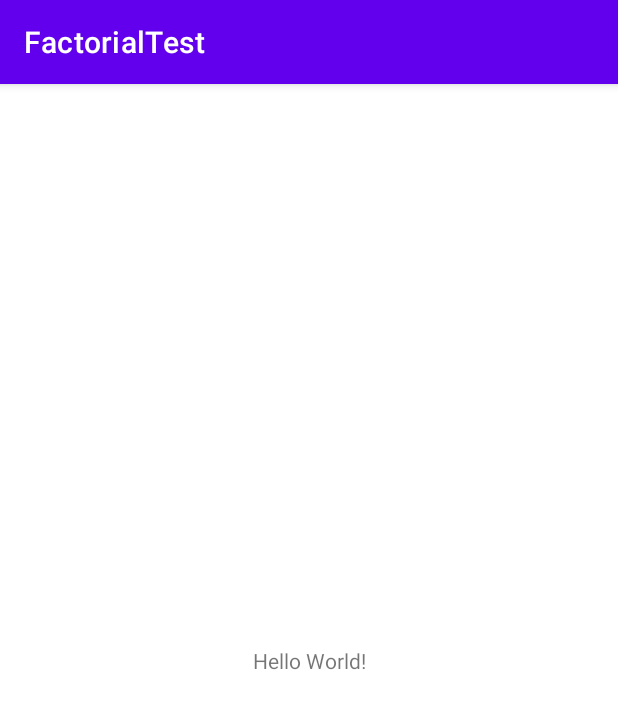
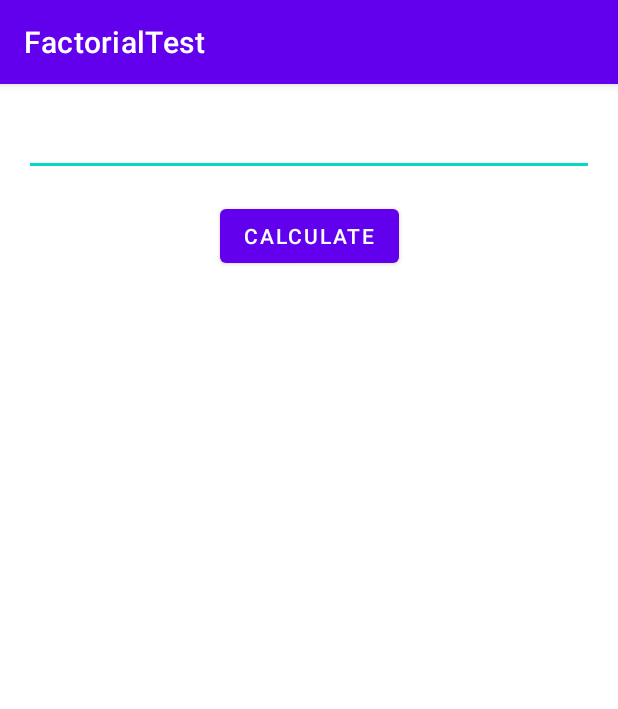
Before and after one commit to Barbusya/FactorialTest, an Android app: the screen it shows after launch (MainActivity), on a phone screen of 412 x 824 dp. Shown: the top 709 px of the screen. Run offline under Robolectric (Android 15) with nearby library versions, the phone set to English and light mode, and no system bars.

Commit message:
Initial commit

```diff
--- a/app/build.gradle
+++ b/app/build.gradle
@@ -29,14 +29,23 @@ android {
     kotlinOptions {
         jvmTarget = '1.8'
     }
+
+    buildFeatures {
+        viewBinding true
+    }
 }
 
 dependencies {
 
-    implementation 'androidx.core:core-ktx:1.7.0'
+    implementation 'androidx.core:core-ktx:1.9.0'
     implementation 'androidx.appcompat:appcompat:1.5.1'
     implementation 'com.google.android.material:material:1.6.1'
     implementation 'androidx.constraintlayout:constraintlayout:2.1.4'
+
+    //Coroutines
+    implementation "org.jetbrains.kotlinx:kotlinx-coroutines-core:1.5.1"
+    implementation "org.jetbrains.kotlinx:kotlinx-coroutines-android:1.6.1"
+
     testImplementation 'junit:junit:4.13.2'
     androidTestImplementation 'androidx.test.ext:junit:1.1.3'
     androidTestImplementation 'androidx.test.espresso:espresso-core:3.4.0'
--- a/app/src/main/java/com/bbbrrr8877/android/factorialtest/MainActivity.kt
+++ b/app/src/main/java/com/bbbrrr8877/android/factorialtest/MainActivity.kt
@@ -1,9 +1,15 @@
 package com.bbbrrr8877.android.factorialtest
 
+import android.os.Bundle
 import androidx.appcompat.app.AppCompatActivity
-import android.os.Bundle
+import com.bbbrrr8877.android.factorialtest.databinding.ActivityMainBinding
 
 class MainActivity : AppCompatActivity() {
+
+    private val binding by lazy {
+        ActivityMainBinding.inflate(layoutInflater)
+    }
+
     override fun onCreate(savedInstanceState: Bundle?) {
         super.onCreate(savedInstanceState)
         setContentView(R.layout.activity_main)
--- a/app/src/main/res/layout/activity_main.xml
+++ b/app/src/main/res/layout/activity_main.xml
@@ -6,13 +6,51 @@
     android:layout_height="match_parent"
     tools:context=".MainActivity">
 
-    <TextView
-        android:layout_width="wrap_content"
+    <EditText
+        android:id="@+id/editTextNumber"
+        android:layout_width="0dp"
         android:layout_height="wrap_content"
-        android:text="Hello World!"
-        app:layout_constraintBottom_toBottomOf="parent"
+        android:layout_margin="16dp"
+        android:inputType="number"
         app:layout_constraintEnd_toEndOf="parent"
         app:layout_constraintStart_toStartOf="parent"
         app:layout_constraintTop_toTopOf="parent" />
 
+    <Button
+        android:id="@+id/buttonCalculate"
+        android:layout_width="wrap_content"
+        android:layout_height="wrap_content"
+        android:layout_margin="16dp"
+        android:text="@string/calculate"
+        app:layout_constraintEnd_toEndOf="parent"
+        app:layout_constraintStart_toStartOf="parent"
+        app:layout_constraintTop_toBottomOf="@+id/editTextNumber" />
+
+    <ScrollView
+        android:layout_width="0dp"
+        android:layout_height="0dp"
+        android:padding="16dp"
+        app:layout_constraintBottom_toBottomOf="parent"
+        app:layout_constraintEnd_toEndOf="parent"
+        app:layout_constraintStart_toStartOf="parent"
+        app:layout_constraintTop_toBottomOf="@+id/buttonCalculate">
+
+        <TextView
+            android:id="@+id/textView"
+            android:layout_width="match_parent"
+            android:layout_height="wrap_content"
+            tools:text="1000" />
+    </ScrollView>
+
+    <ProgressBar
+        android:id="@+id/progressBarLoading"
+        android:layout_width="wrap_content"
+        android:layout_height="wrap_content"
+        android:visibility="gone"
+        app:layout_constraintBottom_toBottomOf="parent"
+        app:layout_constraintEnd_toEndOf="parent"
+        app:layout_constraintStart_toStartOf="parent"
+        app:layout_constraintTop_toTopOf="parent"
+        tools:visibility="visible" />
+
 </androidx.constraintlayout.widget.ConstraintLayout>
--- a/app/src/main/res/values/strings.xml
+++ b/app/src/main/res/values/strings.xml
@@ -1,3 +1,4 @@
 <resources>
     <string name="app_name">FactorialTest</string>
+    <string name="calculate">Calculate</string>
 </resources>
```
